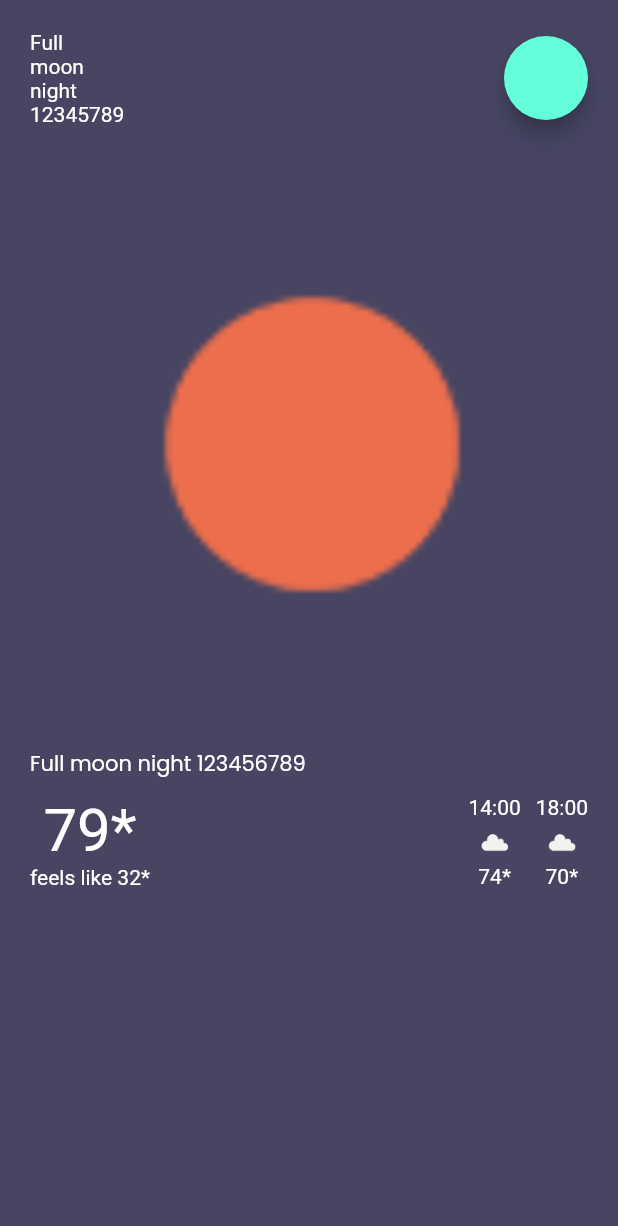
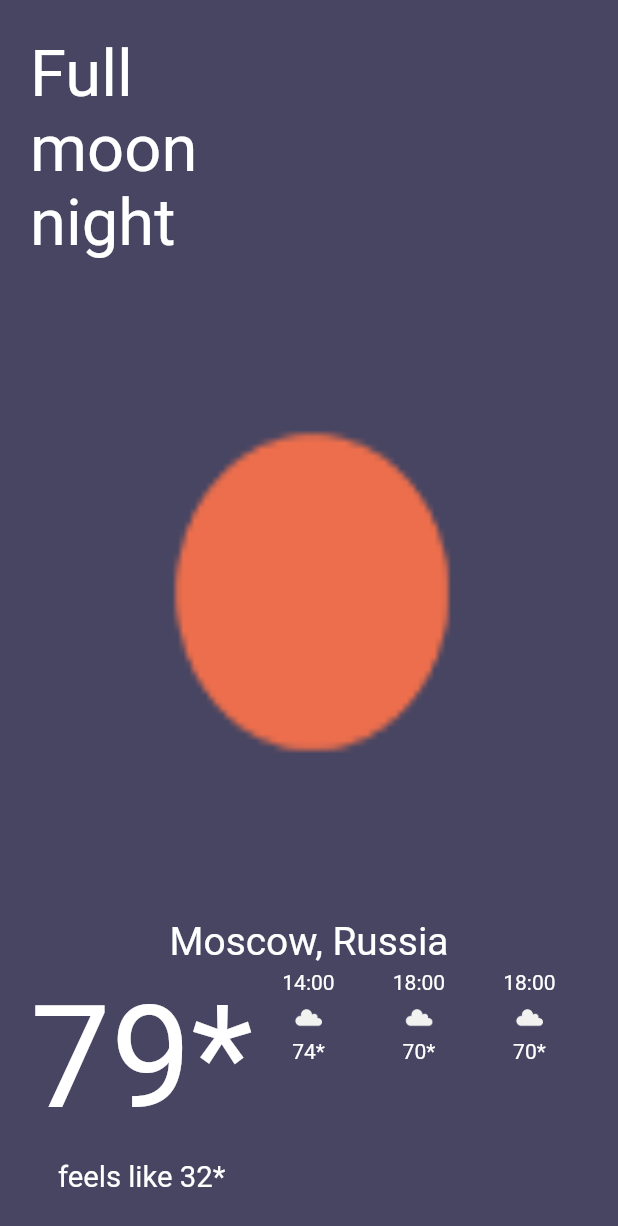
Before and after one commit to blopez24/Weather-App, a Flutter app: the screen it shows after launch, on a phone screen of 412 x 824 dp. Shown: the top 1226 px of the screen. Run offline on Flutter 3.47's test engine with Material 2 defaults, Android fonts, the phone set to English and light mode, and no system bars.

Commit message:
Reacts correctly to different screen sizes.

```diff
--- a/lib/screens/main_screen.dart
+++ b/lib/screens/main_screen.dart
@@ -8,6 +8,11 @@ class MainScreen extends StatefulWidget {
 class _MainScreenState extends State<MainScreen> {
   @override
   Widget build(BuildContext context) {
+    var padding = MediaQuery.of(context).padding;
+    double safeWidth = MediaQuery.of(context).size.width - 40;
+    double safeHeight =
+        MediaQuery.of(context).size.height - padding.top - padding.bottom - 40;
+
     return Scaffold(
       backgroundColor: Color(0xff474562),
       body: Container(
@@ -16,59 +21,92 @@ class _MainScreenState extends State<MainScreen> {
             padding: const EdgeInsets.all(20.0),
             child: Column(
               children: [
-                Row(
+                // Weather Description
+                Container(
+                  height: safeHeight * 0.2,
+                  width: safeWidth,
+                  child: Row(
                     mainAxisAlignment: MainAxisAlignment.spaceBetween,
                     children: [
-                    Text('Full\nmoon\nnight\n12345789'),
-                    FloatingActionButton(onPressed: null)
-                  ],
+                      Container(
+                        height: double.infinity,
+                        width: safeWidth * 0.30,
+                        child: FittedBox(
+                          child: Text(
+                            'Full\nmoon\nnight',
                           ),
-                SizedBox(
-                  height: 10,
-                ),
-                Container(
-                  width: 400,
-                  height: 400,
-                  decoration: BoxDecoration(
-                    image: DecorationImage(
-                      image: AssetImage('images/sun.png'),
-                      fit: BoxFit.cover,
-                    ),
-                  ),
-                ),
-                SizedBox(
-                  height: 5,
-                ),
-                Row(
-                  children: [
-                    Text(
-                      'Full moon night 123456789',
-                      style: TextStyle(
-                        fontFamily: 'Poppins',
                         ),
                       ),
                     ],
                   ),
-                SizedBox(
-                  height: 10,
                 ),
-                Row(
+                // Weather Icon
+                Container(
+                  height: safeHeight * .55,
+                  width: safeWidth,
+                  child: FittedBox(
+                    child: Image.asset('images/sun.png'),
+                    fit: BoxFit.fill,
+                  ),
+                ),
+                // CityName, CountryName
+                Container(
+                  // TODO: Find a way to align text left.
+                  height: safeHeight * 0.05,
+                  width: safeWidth * 0.5,
+                  child: FittedBox(
+                    child: Text(
+                      'Moscow, Russia',
+                    ),
+                  ),
+                ),
+                // Bottom Bar Info
+                Container(
+                  height: safeHeight * 0.2,
+                  width: safeWidth,
+                  child: Row(
                     mainAxisAlignment: MainAxisAlignment.spaceBetween,
                     children: [
-                    Column(
+                      // Temperature (w/ feels like temperature)
+                      Container(
+                        height: double.infinity,
+                        width: safeWidth * 0.4,
+                        child: Column(
                           children: [
-                        Text(
+                            Container(
+                              height: safeHeight * 0.2 * 0.75,
+                              width: double.infinity,
+                              child: FittedBox(
+                                child: Text(
                                   '79*',
                                   style: TextStyle(
                                     fontSize: 40,
                                   ),
                                 ),
-                        Text('feels like 32*'),
+                              ),
+                            ),
+                            Container(
+                              height: safeHeight * 0.2 * 0.25,
+                              width: safeWidth * 0.4 * .75,
+                              child: FittedBox(
+                                child: Text(
+                                  'feels like 32*',
+                                ),
+                              ),
+                            ),
                           ],
                         ),
-                    Row(
+                      ),
+                      // 3 Upcoming  Temperatures
+                      Container(
+                        height: double.infinity,
+                        width: safeWidth * 0.6,
+                        child: Row(
                           children: [
-                        Column(
+                            Container(
+                              height: double.infinity,
+                              width: safeWidth * 0.6 * 0.33,
+                              child: Column(
                                 children: [
                                   Text('14:00'),
                                   Container(
@@ -84,10 +122,11 @@ class _MainScreenState extends State<MainScreen> {
                                   Text('74*'),
                                 ],
                               ),
-                        SizedBox(
-                          width: 10,
                             ),
-                        Column(
+                            Container(
+                              height: double.infinity,
+                              width: safeWidth * 0.6 * 0.33,
+                              child: Column(
                                 children: [
                                   Text('18:00'),
                                   Container(
@@ -103,9 +142,32 @@ class _MainScreenState extends State<MainScreen> {
                                   Text('70*'),
                                 ],
                               ),
+                            ),
+                            Container(
+                              height: double.infinity,
+                              width: safeWidth * 0.6 * 0.33,
+                              child: Column(
+                                children: [
+                                  Text('18:00'),
+                                  Container(
+                                    width: 30,
+                                    height: 30,
+                                    decoration: BoxDecoration(
+                                      image: DecorationImage(
+                                        image: AssetImage('images/cloud.png'),
+                                        fit: BoxFit.cover,
+                                      ),
+                                    ),
+                                  ),
+                                  Text('70*'),
                                 ],
                               ),
+                            ),
                           ],
+                        ),
+                      ),
+                    ],
+                  ),
                 )
               ],
             ),
```
Lines whose indentation alone changed are shown as unchanged.
